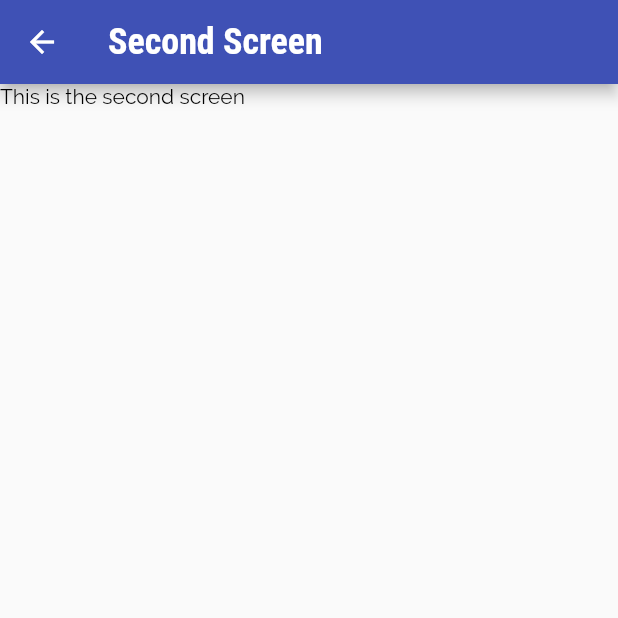
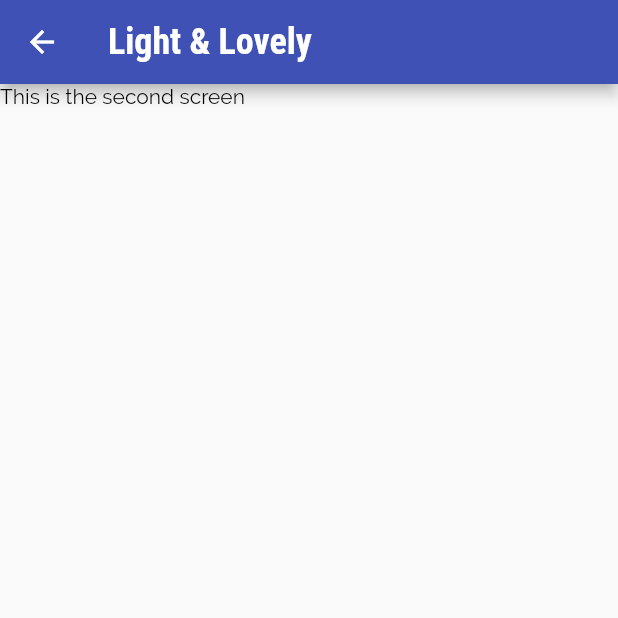
Before and after one commit to Dante291/Meal_app, a Flutter app: the screen it shows after launch, after a tap on "Light & Lovely", on a phone screen of 412 x 824 dp, the top half of it. Run offline on Flutter 3.47's test engine with Material 2 defaults, Android fonts, the phone set to English and light mode, and no system bars.

Commit message:
linking screens

```diff
--- a/lib/category_item.dart
+++ b/lib/category_item.dart
@@ -2,16 +2,16 @@ import 'package:flutter/material.dart';
 import 'package:meal_app/category_meals_screen.dart';
 
 class Category_item extends StatelessWidget {
+  final String id;
   final String title;
   final Color color;
 
   // ignore: use_key_in_widget_constructors
-  const Category_item(this.color, this.title);
+  const Category_item(this.id, this.color, this.title);
 
   void screenCategory(BuildContext ctx) {
-    Navigator.of(ctx).push(MaterialPageRoute(builder: (_) {
-      return CategoryMealScreen();
-    }));
+    Navigator.of(ctx)
+        .pushNamed('/category_meals', arguments: {'id': id, 'title': title});
   }
 
   @override
--- a/lib/category_meals_screen.dart
+++ b/lib/category_meals_screen.dart
@@ -3,11 +3,15 @@ import 'package:flutter/material.dart';
 class CategoryMealScreen extends StatelessWidget {
   @override
   Widget build(BuildContext context) {
+    final routeArgs =
+        ModalRoute.of(context)!.settings.arguments as Map<String, String>;
+    final categoryTitle = routeArgs['title'];
+    final categoryID = routeArgs['id'];
     return Scaffold(
       appBar: AppBar(
-        title: Text('Second Screen'),
+        title: Text(categoryTitle!),
       ),
-      body: Column(
+      body: const Column(
         children: [
           Text('This is the second screen'),
         ],
--- a/lib/category_screen.dart
+++ b/lib/category_screen.dart
@@ -1,5 +1,5 @@
 import 'package:flutter/material.dart';
-import 'package:meal_app/156%20dummy_data.dart';
+import 'package:meal_app/dummy_data.dart';
 import 'package:meal_app/category_item.dart';
 
 class Category_screen extends StatelessWidget {
@@ -21,7 +21,8 @@ class Category_screen extends StatelessWidget {
               crossAxisSpacing: 20,
               mainAxisSpacing: 20),
           children: DUMMY_CATEGORIES
-              .map((catDATA) => Category_item(catDATA.color, catDATA.title))
+              .map((catDATA) =>
+                  Category_item(catDATA.id, catDATA.color, catDATA.title))
               .toList()),
     );
   }
--- a/lib/main.dart
+++ b/lib/main.dart
@@ -1,4 +1,5 @@
 import 'package:flutter/material.dart';
+import 'package:meal_app/category_meals_screen.dart';
 import 'package:meal_app/category_screen.dart';
 
 void main() {
@@ -20,12 +21,13 @@ class MainApp extends StatelessWidget {
               bodyLarge: const TextStyle(color: Colors.white),
               bodyMedium: const TextStyle(color: Color.fromARGB(255, 0, 0, 0)),
               titleLarge: const TextStyle(
-                  // color: Colors.white,
+                  color: Color.fromARGB(255, 72, 71, 71),
                   fontSize: 24,
                   fontWeight: FontWeight.w600,
                   fontFamily: 'RobotoCondensed'))),
       title: 'Swadisht Khazana',
       home: Category_screen(),
+      routes: {'/category_meals': (context) => CategoryMealScreen()},
     );
   }
 }
```
Also changed, not shown: lib/dummy_data.dart (renamed from lib/156 dummy_data.dart).
